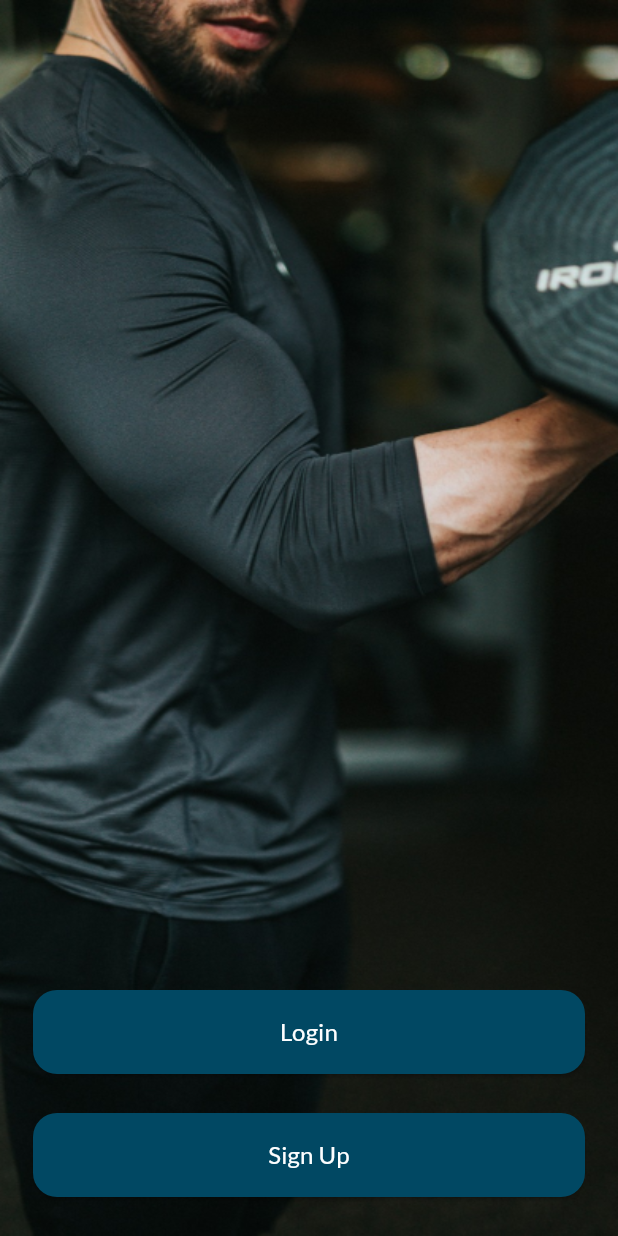
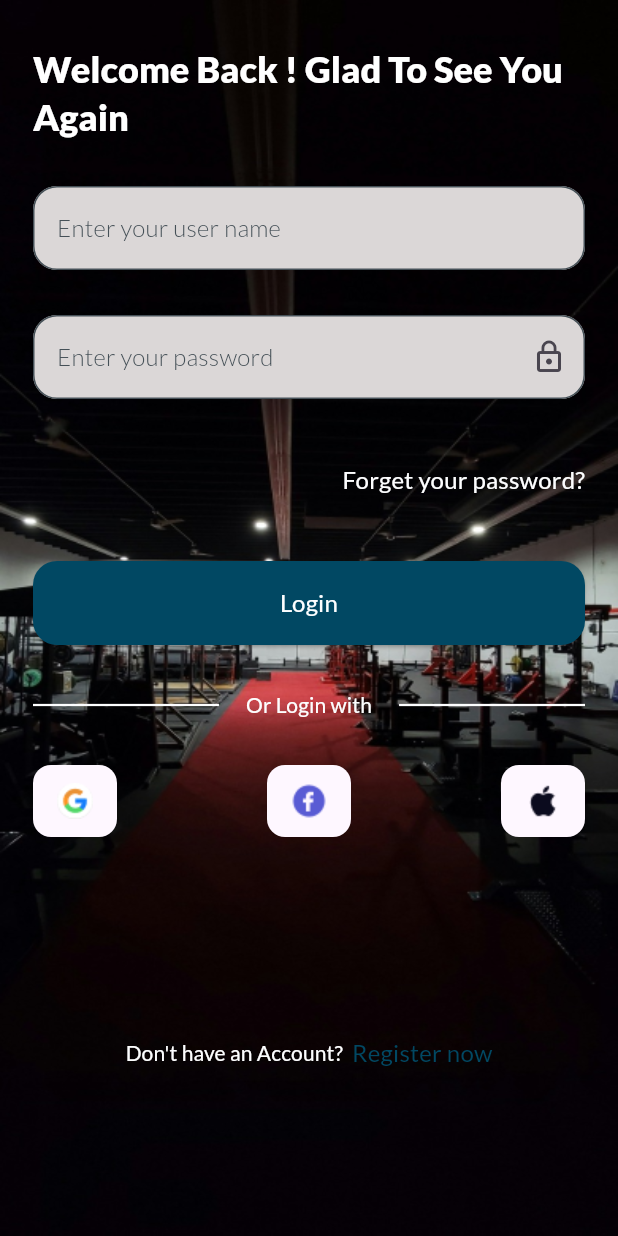
Before and after one commit to Amr20533/Fitness-App_UI-Kit, a Flutter app: the screen it shows after launch, after a tap on "Get Started", after a tap on "Login", on a phone screen of 412 x 824 dp. Run offline on Flutter 3.47's test engine with Material 3 defaults, Android fonts, the phone set to English and light mode, and no system bars; our stand-ins replace animated_text_kit, flutter_screenutil, google_fonts, percent_indicator.

Commit message:
Authentication

```diff
--- /dev/null
+++ b/lib/components/authentication/auth_bg.dart
@@ -0,0 +1,32 @@
+import 'package:flutter/material.dart';
+
+class AuthBg extends StatelessWidget {
+  const AuthBg({
+    super.key,
+    required this.image,
+    required this.child,
+  });
+
+  final String image;
+  final Widget child;
+  @override
+  Widget build(BuildContext context) {
+    return SafeArea(
+      child: Stack(
+        children: [
+          Container(
+            width: double.infinity,
+            height: double.infinity,
+            decoration: BoxDecoration(
+                image: DecorationImage(
+                  fit: BoxFit.fill,
+                  image: AssetImage(image),
+                )
+            ),
+          ),
+          child
+        ],
+      ),
+    );
+  }
+}
--- /dev/null
+++ b/lib/components/authentication/or_divider.dart
@@ -0,0 +1,32 @@
+import 'package:fitness_app_ui_kit/utils/static/app_colors.dart';
+import 'package:flutter/material.dart';
+import 'package:flutter_screenutil/flutter_screenutil.dart';
+
+class OrDivider extends StatelessWidget {
+  const OrDivider({
+    super.key,
+    required this.text,
+  });
+  final String text;
+  @override
+  Widget build(BuildContext context) {
+    return Row(
+      spacing: 18.w,
+      children: [
+        Expanded(
+          child: Container(
+            height: 1.5.h,
+            color: AppColors.kPrimaryWhiteColor,
+          ),
+        ),
+        Text(text, style: Theme.of(context).textTheme.titleSmall!.copyWith(color: AppColors.kPrimaryWhiteColor)),
+        Expanded(
+          child: Container(
+            height: 1.5.h,
+            color: AppColors.kPrimaryWhiteColor,
+          ),
+        ),
+      ],
+    );
+  }
+}
--- /dev/null
+++ b/lib/components/authentication/social_icon.dart
@@ -0,0 +1,24 @@
+import 'package:fitness_app_ui_kit/utils/static/app_colors.dart';
+import 'package:flutter/material.dart';
+import 'package:flutter_screenutil/flutter_screenutil.dart';
+
+class SocialIcon extends StatelessWidget {
+  const SocialIcon({
+    super.key, required this.icon,
+  });
+  final String icon;
+
+  @override
+  Widget build(BuildContext context) {
+    return Container(
+      width: 56.w,
+      height: 48.h,
+      alignment: Alignment.center,
+      decoration: BoxDecoration(
+        color: AppColors.kSocialCardColor,
+        borderRadius: BorderRadius.circular(12.sp),
+      ),
+      child: Image.asset(icon),
+    );
+  }
+}
--- a/lib/components/shared_components.dart
+++ b/lib/components/shared_components/custom_rounded_button.dart
@@ -5,7 +5,7 @@ import 'package:flutter_screenutil/flutter_screenutil.dart';
 class CustomRoundedButton extends StatelessWidget {
   const CustomRoundedButton({
     super.key,
-    this.onPressed,
+    required this.onPressed,
     required this.text,
   });
   final String text;
--- /dev/null
+++ b/lib/components/shared_components/custom_text_button.dart
@@ -0,0 +1,27 @@
+import 'package:fitness_app_ui_kit/utils/static/app_colors.dart';
+import 'package:flutter/material.dart';
+
+class CustomTextButton extends StatelessWidget {
+  const CustomTextButton({
+    super.key,
+    required this.onPressed,
+    required this.text,
+    this.color = AppColors.kPrimaryWhiteColor,
+  });
+  final String text;
+  final void Function()? onPressed;
+  final Color color;
+
+  @override
+  Widget build(BuildContext context) {
+    return TextButton(
+        onPressed: onPressed,
+        style: ButtonStyle(
+            padding: WidgetStatePropertyAll(EdgeInsets.zero),
+            backgroundColor: WidgetStateColor.transparent,
+            foregroundColor: WidgetStatePropertyAll(AppColors.kSecondaryColor)
+        ),
+        child: Text(text, style: Theme.of(context).textTheme.titleMedium!.copyWith(color: color),)
+    );
+  }
+}
--- /dev/null
+++ b/lib/components/shared_components/custom_text_form_field.dart
@@ -0,0 +1,55 @@
+import 'package:fitness_app_ui_kit/utils/static/app_colors.dart';
+import 'package:flutter/material.dart';
+import 'package:flutter_screenutil/flutter_screenutil.dart';
+
+class CustomTextFormField extends StatelessWidget {
+  const CustomTextFormField({super.key,
+    required this.hint,
+    this.suffixIcon,
+    this.secure = false,
+    required this.keyboardType,
+    required this.controller,
+    this.onChanged
+  });
+
+  final String hint;
+  final Widget? suffixIcon;
+  final bool secure;
+  final TextInputType keyboardType;
+  final TextEditingController controller;
+  final Function(String?)? onChanged;
+
+  @override
+  Widget build(BuildContext context) {
+    return Container(
+      height: 56.h,
+      child: TextFormField(
+        controller: controller ,
+        obscureText: secure,
+        cursorColor: AppColors.kPrimaryColor,
+        style: Theme.of(context).textTheme.titleMedium!.copyWith(color: AppColors.kBodyColor, fontWeight: FontWeight.w300),
+        decoration: InputDecoration(
+          hintText: hint,
+          hintStyle: Theme.of(context).textTheme.titleMedium!.copyWith(color: AppColors.kBodyColor, fontWeight: FontWeight.w300),
+          border: OutlineInputBorder(
+            borderRadius: BorderRadius.circular(16.sp),
+          ),
+          // contentPadding: EdgeInsets.symmetric(horizontal: 16.w),
+          filled: true,
+          fillColor: AppColors.kTextFormColor,
+          focusedBorder: OutlineInputBorder(
+            borderRadius: BorderRadius.circular(16.sp),
+            borderSide: BorderSide(color: AppColors.kPrimaryColor),
+          ),
+          suffixIcon: suffixIcon ?? SizedBox(),
+          enabledBorder: OutlineInputBorder(
+            borderRadius: BorderRadius.circular(16.sp),
+            borderSide: BorderSide(color: AppColors.kBodyColor),
+          ),
+        ),
+        onChanged: onChanged,
+        keyboardType: keyboardType,
+      ),
+    );
+  }
+}
--- /dev/null
+++ b/lib/layouts/authentication/login_layout.dart
@@ -0,0 +1,106 @@
+import 'package:fitness_app_ui_kit/components/authentication/auth_bg.dart';
+import 'package:fitness_app_ui_kit/components/authentication/or_divider.dart';
+import 'package:fitness_app_ui_kit/components/authentication/social_icon.dart';
+import 'package:fitness_app_ui_kit/components/shared_components/custom_rounded_button.dart';
+import 'package:fitness_app_ui_kit/components/shared_components/custom_text_button.dart';
+import 'package:fitness_app_ui_kit/components/shared_components/custom_text_form_field.dart';
+import 'package:fitness_app_ui_kit/utils/static/app_assets.dart';
+import 'package:fitness_app_ui_kit/utils/static/app_colors.dart';
+import 'package:fitness_app_ui_kit/utils/static/app_context.dart';
+import 'package:fitness_app_ui_kit/utils/static/app_routes.dart';
+import 'package:flutter/material.dart';
+import 'package:flutter_screenutil/flutter_screenutil.dart';
+
+class LoginLayout extends StatefulWidget {
+  const LoginLayout({super.key});
+
+  @override
+  State<LoginLayout> createState() => _LoginLayoutState();
+}
+
+class _LoginLayoutState extends State<LoginLayout> {
+  TextEditingController nameController = TextEditingController();
+  TextEditingController passwordController = TextEditingController();
+  bool secure = true;
+
+  @override
+  Widget build(BuildContext context) {
+    return Scaffold(
+      body: AuthBg(
+          image: AppAssets.loginBg,
+          child: Padding(
+            padding: EdgeInsets.symmetric(horizontal: 22.w,vertical: 30.h),
+            child: SingleChildScrollView(
+              child: Column(
+                crossAxisAlignment: CrossAxisAlignment.start,
+                spacing: 30.h,
+                children: [
+                  Text("Welcome Back ! Glad To See You Again", style: Theme.of(context).textTheme.headlineSmall!.copyWith(fontSize: 24.sp)),
+                  CustomTextFormField(
+                    controller: nameController,
+                    hint: "Enter your user name",
+                    keyboardType: TextInputType.name,
+                  ),
+                  CustomTextFormField(
+                    controller: passwordController,
+                    hint: "Enter your password",
+                    secure: secure,
+                    suffixIcon: GestureDetector(
+                      onTap: (){
+                        setState(() {
+                          secure = !secure;
+                        });
+                      },
+                      child: Icon(secure ? Icons.lock_outline : Icons.lock_open_outlined),
+                    ),
+                    keyboardType: TextInputType.visiblePassword,
+                  ),
+                  Align(
+                    alignment: AlignmentDirectional.centerEnd,
+                    child: CustomTextButton(
+                      onPressed: () {
+
+                      },
+                      text: "Forget your password?",
+                    ),
+                  ),
+                  CustomRoundedButton(
+                    onPressed: () {
+                      AppContext.navigatorKey.currentState?.pushReplacementNamed(AppRoutes.main);
+                    },
+                    text: "Login",
+                  ),
+                  OrDivider(text: 'Or Login with'),
+                  Row(
+                    mainAxisAlignment: MainAxisAlignment.spaceBetween,
+                    children: [
+                      SocialIcon(icon: AppAssets.google),
+                      SocialIcon(icon: AppAssets.facebook),
+                      SocialIcon(icon: AppAssets.apple),
+                    ],
+                  ),
+                  SizedBox(),
+                  SizedBox(),
+                  SizedBox(),
+                  Row(
+                    mainAxisAlignment: MainAxisAlignment.center,
+                    spacing: 6.w,
+                    children: [
+                      Text("Don't have an Account?", style: Theme.of(context).textTheme.titleSmall!.copyWith(color: AppColors.kPrimaryWhiteColor)),
+                      CustomTextButton(
+                        onPressed: () {
+                          AppContext.navigatorKey.currentState?.pushReplacementNamed(AppRoutes.signup);
+                        },
+                        color: AppColors.kPrimaryColor,
+                        text: "Register now",
+                      ),
+                    ],
+                  )
+                ],
+              ),
+            ),
+          )
+      ),
+    );
+  }
+}
--- a/lib/layouts/authentication/login_sign_up_layout.dart
+++ b/lib/layouts/authentication/login_sign_up_layout.dart
@@ -1,5 +1,8 @@
-import 'package:fitness_app_ui_kit/components/shared_components.dart';
+import 'package:fitness_app_ui_kit/components/authentication/auth_bg.dart';
+import 'package:fitness_app_ui_kit/components/shared_components/custom_rounded_button.dart';
 import 'package:fitness_app_ui_kit/utils/static/app_assets.dart';
+import 'package:fitness_app_ui_kit/utils/static/app_context.dart';
+import 'package:fitness_app_ui_kit/utils/static/app_routes.dart';
 import 'package:flutter/material.dart';
 import 'package:flutter_screenutil/flutter_screenutil.dart';
 
@@ -9,20 +12,9 @@ class LoginSignUpLayout extends StatelessWidget {
   @override
   Widget build(BuildContext context) {
     return Scaffold(
-      body: SafeArea(
-        child: Stack(
-          children: [
-            Container(
-              width: double.infinity,
-              height: double.infinity,
-              decoration: BoxDecoration(
-                image: DecorationImage(
-                    fit: BoxFit.fill,
-                    image: AssetImage(AppAssets.loginSignup),
-                )
-              ),
-            ),
-            Align(
+      body: AuthBg(
+        image: AppAssets.loginSignup,
+        child: Align(
           alignment: Alignment.bottomCenter,
           child: Padding(
             padding: EdgeInsets.symmetric(horizontal: 22.w),
@@ -32,13 +24,13 @@ class LoginSignUpLayout extends StatelessWidget {
               children: [
                 CustomRoundedButton(
                     onPressed: (){
-
+                      AppContext.navigatorKey.currentState?.pushReplacementNamed(AppRoutes.login);
                     },
                     text: "Login"
                 ),
                 CustomRoundedButton(
                     onPressed: (){
-
+                      AppContext.navigatorKey.currentState?.pushReplacementNamed(AppRoutes.signup);
                     },
                     text: "Sign Up"
                 ),
@@ -47,8 +39,6 @@ class LoginSignUpLayout extends StatelessWidget {
             ),
           ),
         )
-          ],
-        ),
       ),
     );
   }
--- a/lib/layouts/start/boarding_layout.dart
+++ b/lib/layouts/start/boarding_layout.dart
@@ -1,4 +1,4 @@
-import 'package:fitness_app_ui_kit/components/shared_components.dart';
+import 'package:fitness_app_ui_kit/components/shared_components/custom_rounded_button.dart';
 import 'package:fitness_app_ui_kit/utils/static/app_assets.dart';
 import 'package:fitness_app_ui_kit/utils/static/app_colors.dart';
 import 'package:fitness_app_ui_kit/utils/static/app_context.dart';
--- a/lib/router/routes.dart
+++ b/lib/router/routes.dart
@@ -1,4 +1,7 @@
+import 'package:fitness_app_ui_kit/layouts/authentication/login_layout.dart';
 import 'package:fitness_app_ui_kit/layouts/authentication/login_sign_up_layout.dart';
+import 'package:fitness_app_ui_kit/layouts/authentication/signup_layout.dart';
+import 'package:fitness_app_ui_kit/layouts/main/main_layout.dart';
 import 'package:fitness_app_ui_kit/layouts/start/boarding_layout.dart';
 import 'package:fitness_app_ui_kit/layouts/start/splash_layout.dart';
 import 'package:fitness_app_ui_kit/utils/static/app_routes.dart';
@@ -8,5 +11,8 @@ Map<String, Widget Function(BuildContext)> routes = {
   AppRoutes.splash : (context)=> SplashLayout(),
   AppRoutes.boarding : (context)=> BoardingLayout(),
   AppRoutes.loginSignup : (context)=> LoginSignUpLayout(),
+  AppRoutes.login : (context)=> LoginLayout(),
+  AppRoutes.signup : (context)=> SignupLayout(),
+  AppRoutes.main : (context)=> MainLayout(),
 
 };
--- a/lib/utils/static/app_assets.dart
+++ b/lib/utils/static/app_assets.dart
@@ -6,6 +6,8 @@ class AppAssets{
   static const String loginSignup = "$imagesPath/start/Login_signup.png";
   static const String boarding = "$imagesPath/start/boarding.png";
   static const String map = "$imagesPath/start/Map.png";
+  static const String loginBg = "$imagesPath/start/login.png";
+  static const String signupBg = "$imagesPath/start/signup.png";
 
   ///social icons
   static const String apple = "$iconsPath/apple.png";
@@ -29,5 +31,6 @@ class AppAssets{
   static const String timer = "$iconsPath/timer.png";
   static const String calorie = "$iconsPath/calorie.png";
   static const String search = "$iconsPath/search.svg";
+  static const String backArrow = "$iconsPath/arrow_back.svg";
 
 }
--- a/lib/utils/static/app_routes.dart
+++ b/lib/utils/static/app_routes.dart
@@ -2,4 +2,7 @@ class AppRoutes{
   static const String splash = '/';
   static const String boarding = '/boarding';
   static const String loginSignup = '/login-signup';
+  static const String login = '/login';
+  static const String signup = '/signup';
+  static const String main = '/main';
 }
```
Also changed, not shown: lib/layouts/authentication/signup_layout.dart (added, +118 -0 lines), lib/layouts/main/main_layout.dart (added, +9 -0 lines), assets/icons/arrow_back.svg (added), assets/images/start/login.png (added), assets/images/start/signup.png (added). Lines whose indentation alone changed are shown as unchanged.
